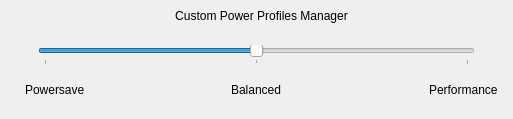
Above: src/app/mainwindow.ui from DD3Boh/CPPM before the change. Below: the same form after it.
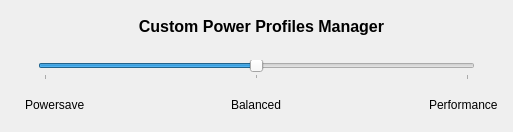
That is the form after the change.

Commit message:
src: app: Re-arrange main window UI
 * Just re-arrange spacings and slightly change the top text

Diff of the .ui file:
```diff
--- a/src/app/mainwindow.ui
+++ b/src/app/mainwindow.ui
@@ -7,7 +7,7 @@
     <x>0</x>
     <y>0</y>
     <width>513</width>
-    <height>119</height>
+    <height>132</height>
    </rect>
   </property>
   <property name="windowTitle">
@@ -15,7 +15,43 @@
   </property>
   <widget class="QWidget" name="centralwidget">
    <layout class="QGridLayout" name="gridLayout">
-    <item row="4" column="0">
+    <item row="6" column="3">
+     <spacer name="verticalSpacer_2">
+      <property name="orientation">
+       <enum>Qt::Vertical</enum>
+      </property>
+      <property name="sizeType">
+       <enum>QSizePolicy::MinimumExpanding</enum>
+      </property>
+      <property name="sizeHint" stdset="0">
+       <size>
+        <width>20</width>
+        <height>5</height>
+       </size>
+      </property>
+     </spacer>
+    </item>
+    <item row="5" column="1">
+     <widget class="QLabel" name="label">
+      <property name="toolTip">
+       <string/>
+      </property>
+      <property name="text">
+       <string>Powersave</string>
+      </property>
+     </widget>
+    </item>
+    <item row="5" column="5">
+     <widget class="QLabel" name="label_5">
+      <property name="toolTip">
+       <string/>
+      </property>
+      <property name="text">
+       <string>Performance</string>
+      </property>
+     </widget>
+    </item>
+    <item row="5" column="0">
      <spacer name="horizontalSpacer_5">
       <property name="orientation">
        <enum>Qt::Horizontal</enum>
@@ -31,7 +67,24 @@
       </property>
      </spacer>
     </item>
-    <item row="3" column="0" colspan="7">
+    <item row="1" column="1" colspan="5">
+     <widget class="QLabel" name="label_3">
+      <property name="font">
+       <font>
+        <pointsize>12</pointsize>
+        <weight>75</weight>
+        <bold>true</bold>
+       </font>
+      </property>
+      <property name="text">
+       <string>Custom Power Profiles Manager</string>
+      </property>
+      <property name="alignment">
+       <set>Qt::AlignCenter</set>
+      </property>
+     </widget>
+    </item>
+    <item row="4" column="0" colspan="7">
      <widget class="QWidget" name="widget" native="true">
       <layout class="QHBoxLayout" name="horizontalLayout">
        <item>
@@ -106,7 +159,7 @@
       </layout>
      </widget>
     </item>
-    <item row="4" column="4">
+    <item row="5" column="4">
      <spacer name="horizontalSpacer_2">
       <property name="orientation">
        <enum>Qt::Horizontal</enum>
@@ -120,68 +173,6 @@
      </spacer>
     </item>
     <item row="5" column="3">
-     <spacer name="verticalSpacer_2">
-      <property name="orientation">
-       <enum>Qt::Vertical</enum>
-      </property>
-      <property name="sizeType">
-       <enum>QSizePolicy::MinimumExpanding</enum>
-      </property>
-      <property name="sizeHint" stdset="0">
-       <size>
-        <width>20</width>
-        <height>10</height>
-       </size>
-      </property>
-     </spacer>
-    </item>
-    <item row="1" column="3">
-     <spacer name="verticalSpacer">
-      <property name="orientation">
-       <enum>Qt::Vertical</enum>
-      </property>
-      <property name="sizeHint" stdset="0">
-       <size>
-        <width>17</width>
-        <height>165</height>
-       </size>
-      </property>
-     </spacer>
-    </item>
-    <item row="4" column="2">
-     <spacer name="horizontalSpacer">
-      <property name="orientation">
-       <enum>Qt::Horizontal</enum>
-      </property>
-      <property name="sizeHint" stdset="0">
-       <size>
-        <width>193</width>
-        <height>20</height>
-       </size>
-      </property>
-     </spacer>
-    </item>
-    <item row="4" column="1">
-     <widget class="QLabel" name="label">
-      <property name="toolTip">
-       <string/>
-      </property>
-      <property name="text">
-       <string>Powersave</string>
-      </property>
-     </widget>
-    </item>
-    <item row="4" column="5">
-     <widget class="QLabel" name="label_5">
-      <property name="toolTip">
-       <string/>
-      </property>
-      <property name="text">
-       <string>Performance</string>
-      </property>
-     </widget>
-    </item>
-    <item row="4" column="3">
      <widget class="QLabel" name="label_2">
       <property name="toolTip">
        <string/>
@@ -191,15 +182,50 @@
       </property>
      </widget>
     </item>
-    <item row="0" column="1" colspan="5">
-     <widget class="QLabel" name="label_3">
-      <property name="text">
-       <string>Custom Power Profiles Manager</string>
+    <item row="5" column="2">
+     <spacer name="horizontalSpacer">
+      <property name="orientation">
+       <enum>Qt::Horizontal</enum>
       </property>
-      <property name="alignment">
-       <set>Qt::AlignCenter</set>
+      <property name="sizeHint" stdset="0">
+       <size>
+        <width>193</width>
+        <height>20</height>
+       </size>
       </property>
-     </widget>
+     </spacer>
+    </item>
+    <item row="2" column="3">
+     <spacer name="verticalSpacer">
+      <property name="orientation">
+       <enum>Qt::Vertical</enum>
+      </property>
+      <property name="sizeType">
+       <enum>QSizePolicy::MinimumExpanding</enum>
+      </property>
+      <property name="sizeHint" stdset="0">
+       <size>
+        <width>17</width>
+        <height>5</height>
+       </size>
+      </property>
+     </spacer>
+    </item>
+    <item row="0" column="3">
+     <spacer name="verticalSpacer_3">
+      <property name="orientation">
+       <enum>Qt::Vertical</enum>
+      </property>
+      <property name="sizeType">
+       <enum>QSizePolicy::MinimumExpanding</enum>
+      </property>
+      <property name="sizeHint" stdset="0">
+       <size>
+        <width>20</width>
+        <height>2</height>
+       </size>
+      </property>
+     </spacer>
     </item>
    </layout>
   </widget>
```
